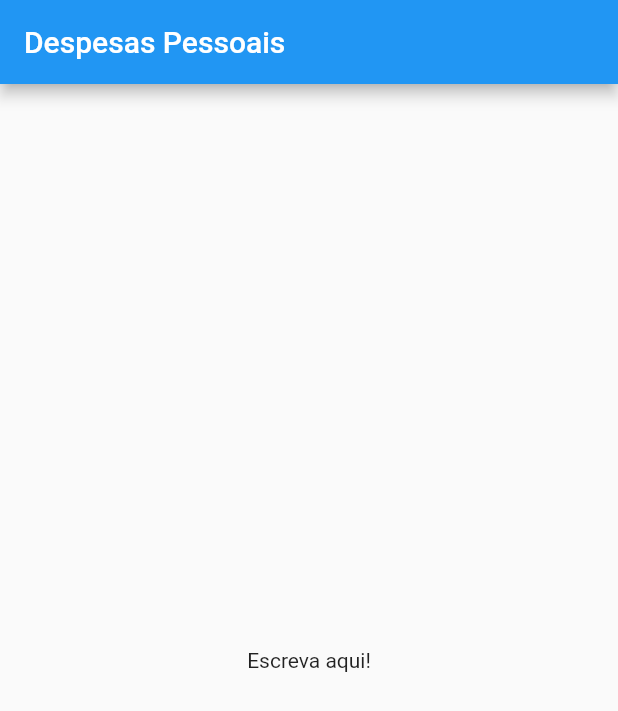
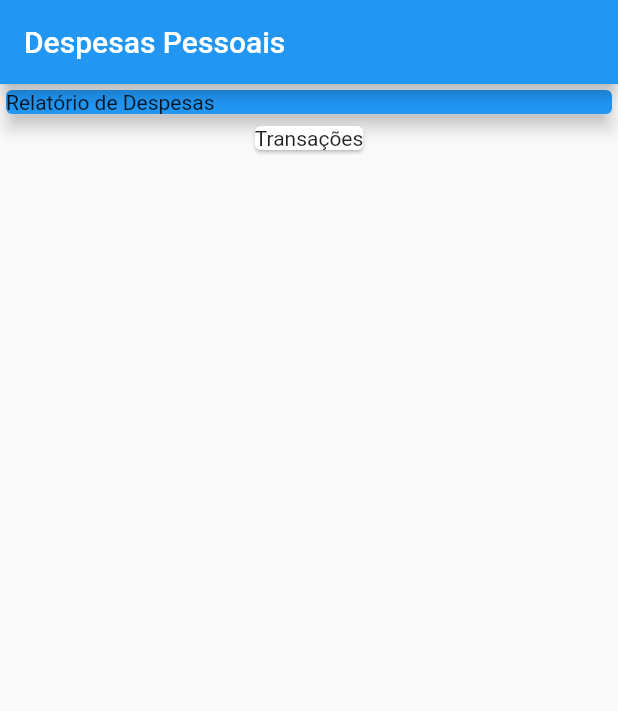
Before and after one commit to jermelterzi/despesas_pessoais, a Flutter app: the screen it shows after launch, on a phone screen of 412 x 824 dp. Shown: the top 711 px of the screen. Run offline on Flutter 3.47's test engine with Material 2 defaults, Android fonts, the phone set to English and light mode, and no system bars.

Commit message:
Começando a estruturar o projeto utilizando a Widget Column

```diff
--- a/lib/main.dart
+++ b/lib/main.dart
@@ -22,8 +22,20 @@ class MyHomePage extends StatelessWidget {
       appBar: AppBar(
         title: const Text('Despesas Pessoais'),
       ),
-      body: const Center(
-        child: Text('Escreva aqui!'),
+      body: Column(
+        children: const [
+          SizedBox(
+            width: double.infinity,
+            child: Card(
+              color: Colors.blue,
+              elevation: 5,
+              child: Text('Relatório de Despesas'),
+            ),
+          ),
+          Card(
+            child: Text('Transações'),
+          ),
+        ],
       ),
     );
   }
```
